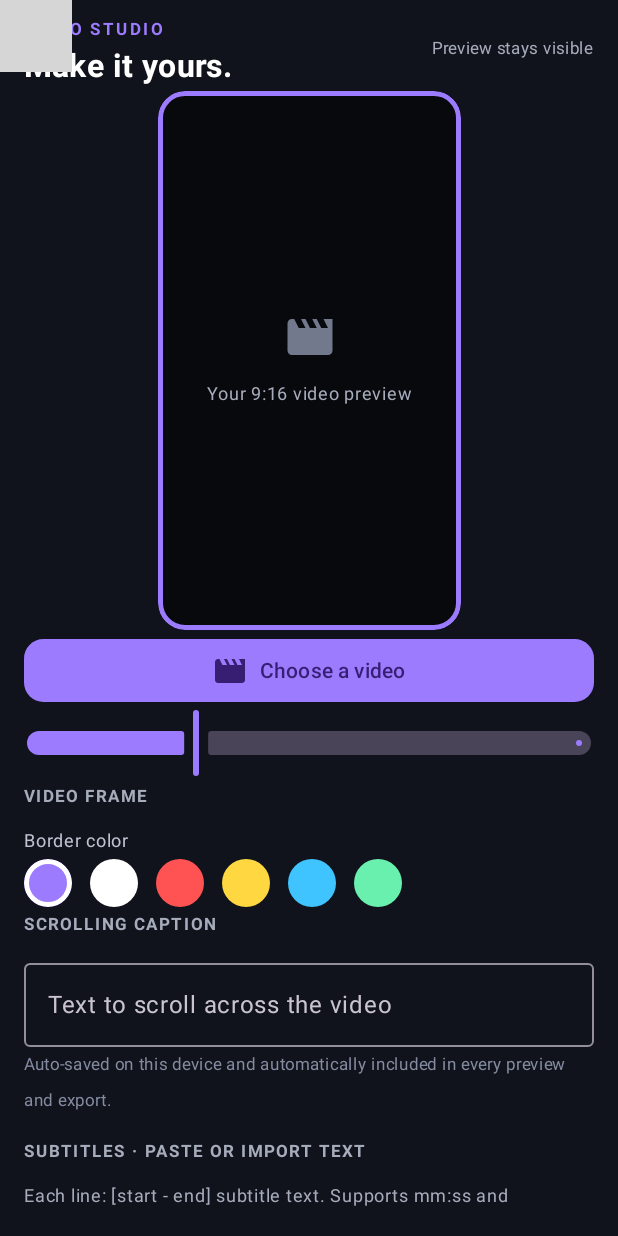
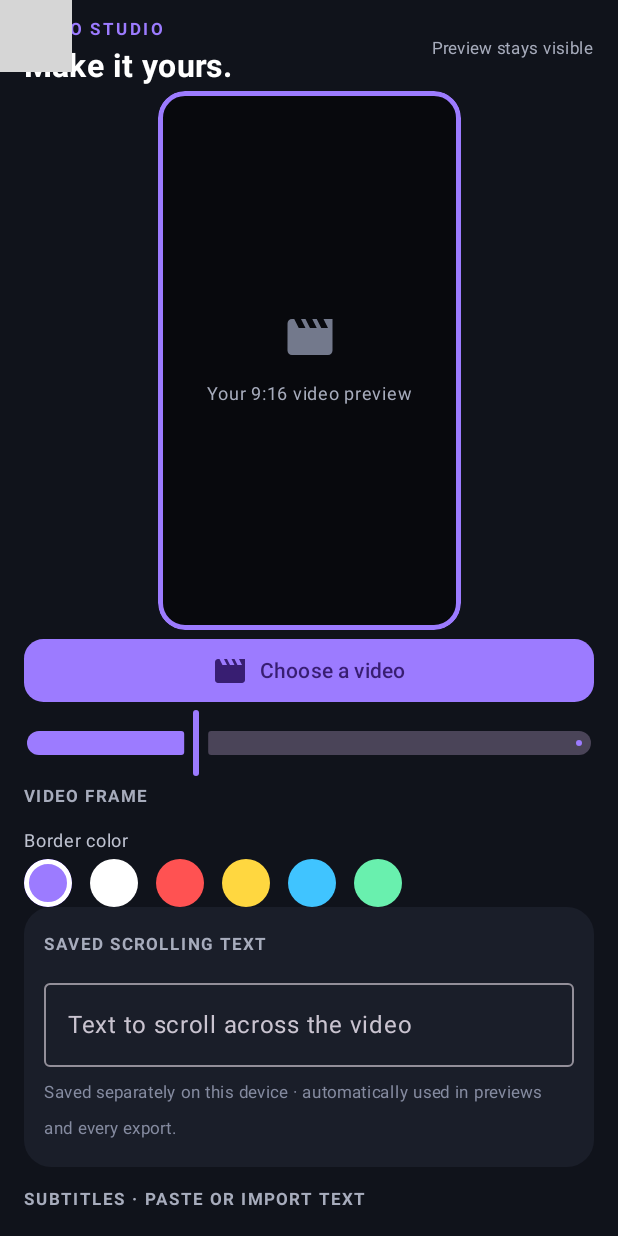
Before and after one commit to yelin19/VideoEditing-, an Android app built with Jetpack Compose: the screen it shows after launch (MainActivity), scrolled down 239 dp, on a phone screen of 412 x 824 dp. Run offline under Robolectric (Android 15) with nearby library versions, the phone set to English and light mode, and no system bars; 2 statements that could not run were skipped; grey boxes are pictures that could not be loaded.

Commit message:
Separate saved logo and scrolling caption settings

```diff
--- a/app/src/main/java/com/example/videoediting/MainActivity.kt
+++ b/app/src/main/java/com/example/videoediting/MainActivity.kt
@@ -262,10 +262,14 @@ private fun EditorScreen() {
                     .clickable { borderColorHex = hex; prefs.edit().putString("border_color", hex).apply() })
             }
         }
-        SectionTitle("SCROLLING CAPTION")
-        OutlinedTextField(value = scrollingCaption, onValueChange = { text -> scrollingCaption = text; prefs.edit().putString("scrolling_caption", text).apply() }, modifier = Modifier.fillMaxWidth(),
-            label = { Text("Text to scroll across the video") }, placeholder = { Text("Type a message for the scrolling caption") }, singleLine = true)
-        Text("Auto-saved on this device and automatically included in every preview and export.", color = Color(0xFF858BA0), fontSize = 11.sp)
+        Column(Modifier.fillMaxWidth().clip(RoundedCornerShape(18.dp)).background(Panel).padding(13.dp)) {
+            SectionTitle("SAVED SCROLLING TEXT")
+            OutlinedTextField(value = scrollingCaption, onValueChange = { text -> scrollingCaption = text; prefs.edit().putString("scrolling_caption", text).apply() }, modifier = Modifier.fillMaxWidth(),
+                label = { Text("Text to scroll across the video") }, placeholder = { Text("Type a message for the scrolling caption") }, singleLine = true)
+            Spacer(Modifier.height(5.dp))
+            Text("Saved separately on this device · automatically used in previews and every export.", color = Color(0xFF858BA0), fontSize = 11.sp)
+            if (scrollingCaption.isNotBlank()) TextButton(onClick = { scrollingCaption = ""; prefs.edit().putString("scrolling_caption", "").apply() }, modifier = Modifier.align(Alignment.End)) { Text("Clear saved text", color = Color(0xFFCF9DA6)) }
+        }
         Spacer(Modifier.height(10.dp))
         SectionTitle("SUBTITLES · PASTE OR IMPORT TEXT")
         Text("Each line: [start - end] subtitle text. Supports mm:ss and hh:mm:ss, with optional decimal seconds.", color = Color(0xFFA7ACBC), fontSize = 12.sp)
@@ -336,8 +340,9 @@ private fun EditorScreen() {
         }
 
         Spacer(Modifier.height(14.dp))
-        SectionTitle("YOUR WATERMARK")
-        Row(Modifier.fillMaxWidth().clip(RoundedCornerShape(18.dp)).background(Panel).padding(13.dp), verticalAlignment = Alignment.CenterVertically) {
+        Column(Modifier.fillMaxWidth().clip(RoundedCornerShape(18.dp)).background(Panel).padding(13.dp)) {
+        SectionTitle("SAVED LOGO WATERMARK")
+        Row(Modifier.fillMaxWidth(), verticalAlignment = Alignment.CenterVertically) {
             Box(Modifier.size(54.dp).clip(RoundedCornerShape(11.dp)).background(Color(0xFF292E3B)), contentAlignment = Alignment.Center) {
                 val bmp = remember(savedLogo?.absolutePath) { savedLogo?.let { decodeLogoPreview(it)?.asImageBitmap() } }
                 if (bmp != null) androidx.compose.foundation.Image(bmp, null, Modifier.fillMaxSize().padding(5.dp), contentScale = ContentScale.Fit)
@@ -346,7 +351,7 @@ private fun EditorScreen() {
             Spacer(Modifier.width(12.dp))
             Column(Modifier.weight(1f)) {
                 Text(if (savedLogo == null) "No logo selected" else "Custom logo saved", color = Color.White, fontWeight = FontWeight.SemiBold, fontSize = 14.sp)
-                Text("Saved on device · automatically added to exports", color = Color(0xFFA7ACBC), fontSize = 11.sp)
+                Text("Stored separately on this device · automatically added to previews and exports", color = Color(0xFFA7ACBC), fontSize = 11.sp)
             }
             if (savedLogo != null) IconButton(onClick = { savedLogo?.delete(); prefs.edit().remove("custom_logo_path").apply(); savedLogo = null }) { Icon(Icons.Default.Close, "Remove Logo", tint = Color(0xFFCF9DA6)) }
         }
@@ -365,6 +370,7 @@ private fun EditorScreen() {
             Slider(value = logoScale, onValueChange = { logoScale = it; prefs.edit().putFloat("logo_scale", it).apply() }, valueRange = .4f..2.2f)
         }
         if (savedLogo != null) TextButton(onClick = { savedLogo?.delete(); prefs.edit().remove("custom_logo_path").apply(); savedLogo = null }, modifier = Modifier.align(Alignment.CenterHorizontally)) { Text("Remove Logo", color = Color(0xFFCF9DA6)) }
+        }
 
         Spacer(Modifier.height(16.dp))
         Button(
```
Also changed, not shown: 1 other file.
